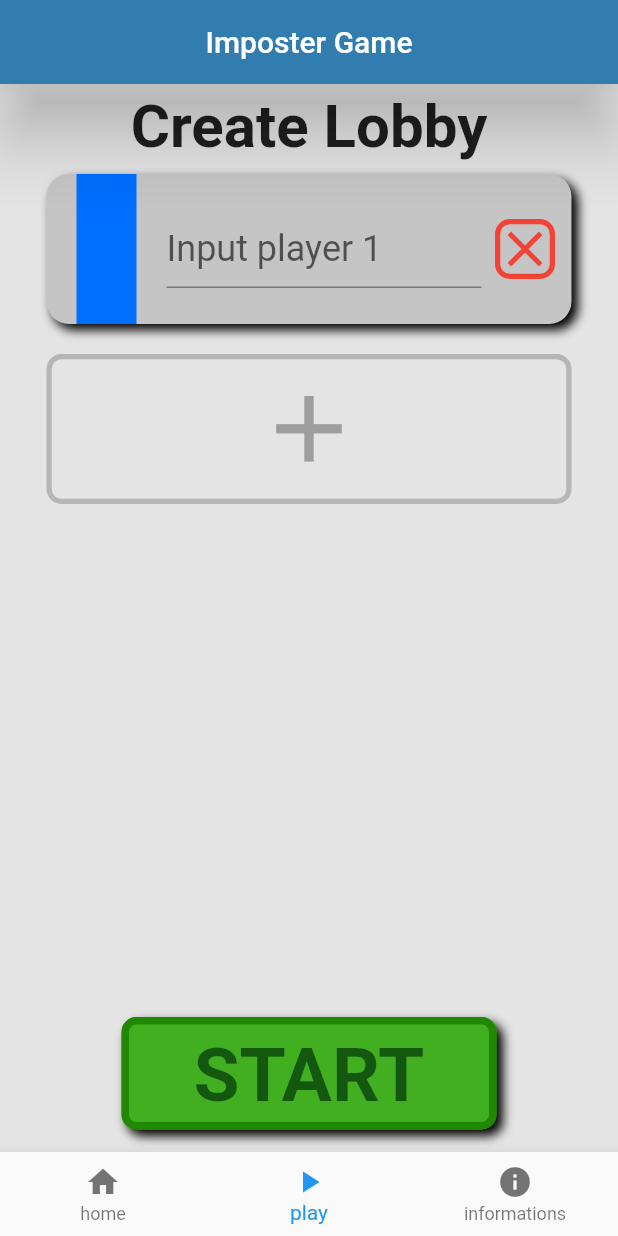
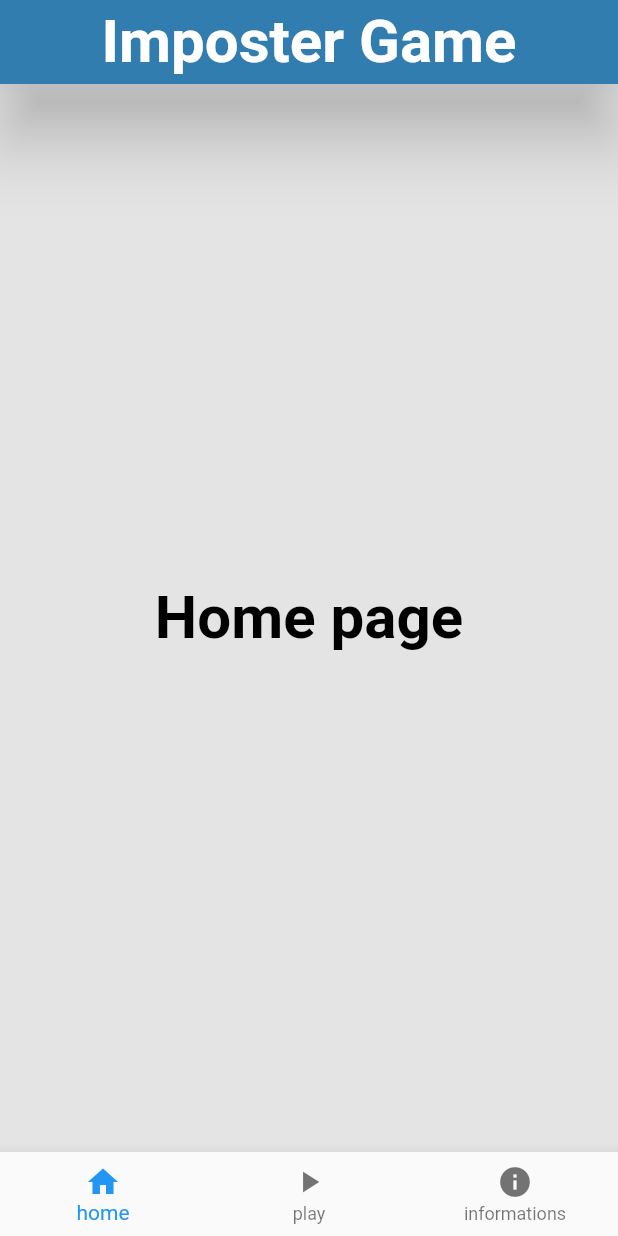
Before and after one commit to karas3/Flutter-Imposter-game, a Flutter app: the screen it shows after launch, on a phone screen of 412 x 824 dp. Run offline on Flutter 3.47's test engine with Material 3 defaults, Android fonts, the phone set to English and light mode, and no system bars.

Commit message:
Changes in Lobby
Added random color for every player
Separated lobby  from main file
Added 2  new sub pages
Fixed placeholder for input player name

```diff
--- a/lib/main.dart
+++ b/lib/main.dart
@@ -1,7 +1,8 @@
 import 'package:flutter/material.dart';
 
-import 'src/lobbyUI.dart';
-import 'src/lobby.dart';
+import 'src/lobby/lobbyPage.dart';
+import 'src/homePage.dart';
+import 'src/infoPage.dart';
 
 void main() {
   runApp(const MyApp());
@@ -16,14 +17,20 @@ class MyApp extends StatefulWidget {
 }
 
 class _MyAppState extends State<MyApp> {
-  var lobby = Lobby();
-  var selectedIndex = 1;
+  int _selectedIndex = 0;  // home
+
+  List<Widget> _screens = [
+    HomePage(),
+    Lobbypage(),
+    InfoPage(),
+  ];
 
 
   @override
-  Widget build(BuildContext context) {
+  Widget build(BuildContext cosntext) {
     return MaterialApp(
       theme: ThemeData(useMaterial3: false, scaffoldBackgroundColor: const Color.fromARGB(255, 228, 228, 228)),   //page background color
+      debugShowCheckedModeBanner: false,
 
 
       home: Scaffold(
@@ -31,59 +38,22 @@ class _MyAppState extends State<MyApp> {
         appBar: AppBar(
           backgroundColor: Color.fromARGB(255, 50, 125, 175),   //top bar color
           centerTitle: true,
-          title: const Text("Imposter Game"),   // text on top bar
+          title: const Text(
+            "Imposter Game",
+            style: TextStyle(fontSize: 40, fontWeight: FontWeight.bold, color: Color.fromARGB(255, 255, 255, 255)),
+          ),   // text on top bar
           elevation: 20,  //Set shadow on top bar
         ),
 
 
-        body: Column(
-          children: [
-            LobbyHeader(),
-
-//==================================    List of players   ==================================
-            Flexible(   //Fixes overflow of list
-              child: ListView.builder(
-                itemCount: lobby.getPlayerListLenght() + 1,
-                itemBuilder: (_, index) {
-
-                  if(index < lobby.getPlayerListLenght()) {   // player Input Tile
-                    final player = lobby.getPlayer(index);  //get Player object from list of Player objects
-                    return LobbyPlayerInputTile(
-                      controller: player.getController(),
-                      id: index,                          //id for later removal
-                      removeCallbackFunction: (int id) {  //callback to rebuild the scene and delete one of input tiles
-                        setState(() {
-                          lobby.removePlayer(id);
-                        });
-                      },
-                    );
-                  }
-
-                  else {  // Gray button at bottom
-                    return Center(  // Fixes button infinite width
-                      child: AddPlayerButton (
-                        addPlayercallback: () {   // callback to rebuild scene and create new input tile
-                          setState(() {
-                            lobby.addPlayer();
-                          });
-                        }
-                      ),
-                    );
-                  }
-                },
-              ),
-            ),
-
-            StartButton(),
-          ],
-        ),
+        body: _screens[_selectedIndex],
 
 
         bottomNavigationBar: BottomNavigationBar(
-          currentIndex: selectedIndex,
+          currentIndex: _selectedIndex,
           onTap: (index) {
             setState(() {
-              selectedIndex = index;
+              _selectedIndex = index;
             });
           },
           items: const [
--- /dev/null
+++ b/lib/src/homePage.dart
@@ -0,0 +1,13 @@
+import 'package:flutter/material.dart';
+
+class HomePage extends StatelessWidget {
+  @override
+  Widget build(BuildContext context) {
+    return Center(
+      child: Text(
+        "Home page",
+        style: TextStyle(fontSize: 40, fontWeight: FontWeight.bold, color: Color.fromARGB(255, 0, 0, 0)),
+      ),
+    );
+  }
+}
--- a/lib/src/lobbyUI.dart
+++ b/lib/src/lobby/lobbyUI.dart
@@ -17,13 +17,15 @@ class LobbyHeader extends StatelessWidget {
 
 class LobbyPlayerInputTile extends StatefulWidget {
   final Function removeCallbackFunction;
+  final TextEditingController controller;
+  final Color color;
   final int id;
-  final TextEditingController controller;
 
   const LobbyPlayerInputTile({
     required this.removeCallbackFunction,
+    required this.controller,       // Makes input persistent for shifting
+    required this.color,
     required this.id,  // to remove object later
-    required this.controller,       // Makes input persistent for shifting
   });
 
   @override
@@ -60,7 +62,7 @@ class LobbyPlayerInputTileState extends State<LobbyPlayerInputTile> {
                   height: 100,
                   width: 40,
                   decoration: BoxDecoration(
-                    color: const Color.fromARGB(255, 0, 110, 255),
+                    color: widget.color,
                   ),
                 ),
 //==================================    Container for input field   ==================================
@@ -71,8 +73,8 @@ class LobbyPlayerInputTileState extends State<LobbyPlayerInputTile> {
                   height: 100,
                   child: TextFormField(                   //input field
                     controller: widget.controller,
-                    decoration: const InputDecoration(
-                      hintText: "Input player 1",
+                    decoration: InputDecoration(
+                      hintText: "Input player " + (widget.id + 1).toString(),
                       border: UnderlineInputBorder(),
                     ),
                     style: TextStyle(
@@ -145,7 +147,7 @@ class StartButton extends StatelessWidget {
   @override
   Widget build(BuildContext context) {
     return Container(
-      margin: EdgeInsets.only(bottom: 15),  // move button a little bit from bottom of page
+      margin: EdgeInsets.only(bottom: 15, top: 15),  // move button a little bit from bottom of page
       decoration: BoxDecoration(
         borderRadius: BorderRadius.circular(10),
         boxShadow: [
```
Also changed, not shown: lib/src/infoPage.dart (added, +13 -0 lines), lib/src/lobby/lobby.dart (renamed from lib/src/lobby.dart, +7 -1 lines), lib/src/lobby/lobbyPage.dart (added, +58 -0 lines).
